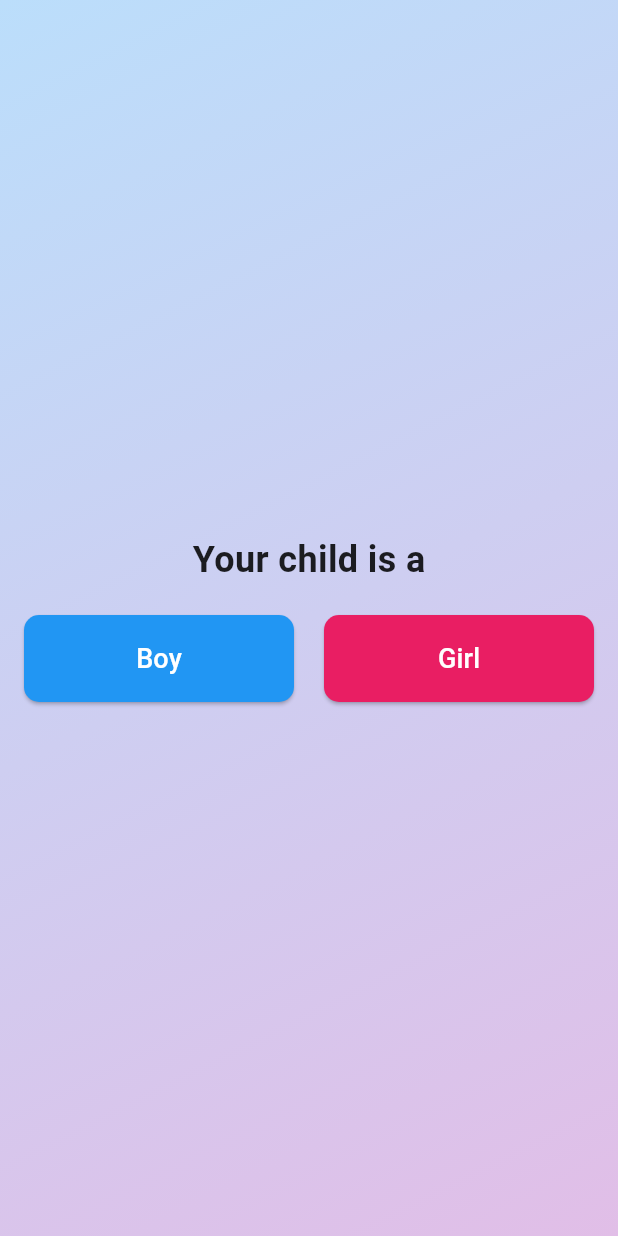
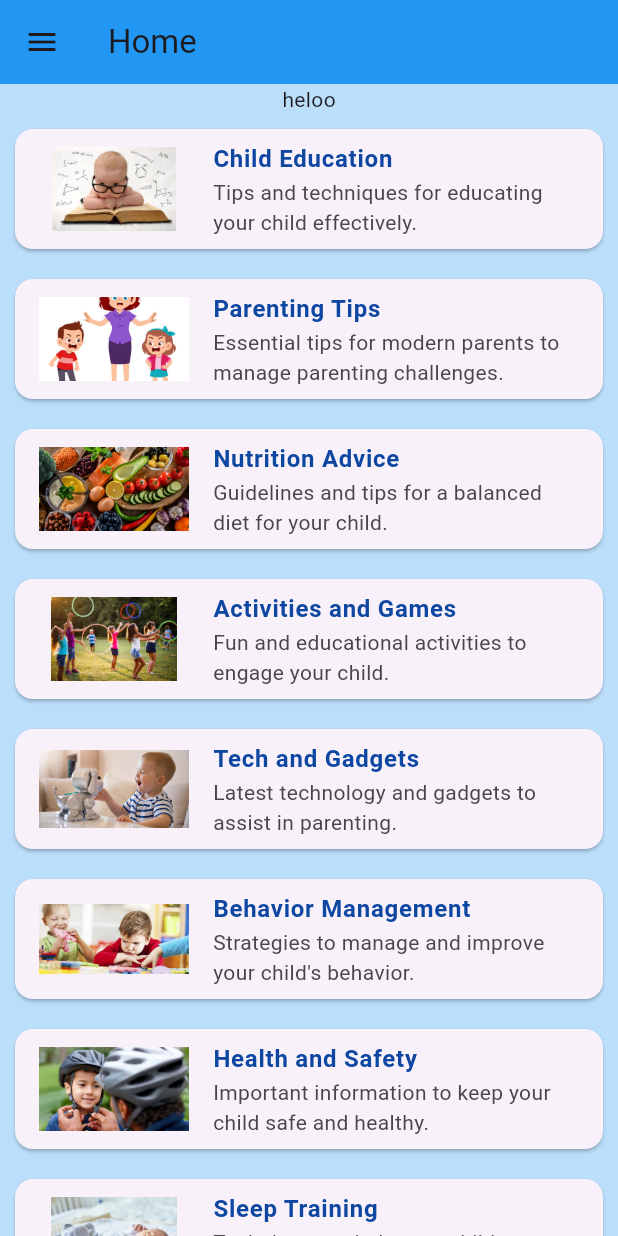
Before and after one commit to NikitaSmyrnov/ParentPro, a Flutter app: the screen it shows after launch, after a tap on "Boy", on a phone screen of 412 x 824 dp. Run offline on Flutter 3.47's test engine with Material 3 defaults, Android fonts, the phone set to English and light mode, and no system bars; our stand-ins replace animate_do.

Commit message:
FCT Creer un liste de tt les home item

```diff
--- a/parentpro/lib/chooseBoyGirlPage.dart
+++ b/parentpro/lib/chooseBoyGirlPage.dart
@@ -2,7 +2,9 @@
 import 'package:flutter/cupertino.dart';
 import 'package:flutter/material.dart';
 import 'package:animate_do/animate_do.dart';
+import 'package:parentpro/singletonChoice.dart';
 
+import 'homePage.dart';
 import 'main.dart';
 
 class chooseGirlBoy extends StatefulWidget {
@@ -18,6 +20,14 @@ class chooseGirlBoy extends StatefulWidget {
 
 class _chooseGirlBoy extends State<chooseGirlBoy> {
 
+  void choiceMade(bool isBoy){
+    choiceOfChildBoy = isBoy;
+    Navigator.push(
+      context as BuildContext,
+      MaterialPageRoute(builder: (context) => HomePage()),
+    );
+
+  }
 
   @override
   Widget build(BuildContext context) {
@@ -56,7 +66,7 @@ class _chooseGirlBoy extends State<chooseGirlBoy> {
                   child: FadeInUp(
                     delay: Duration(milliseconds: 300),
                     child: ElevatedButton(
-                      onPressed: () {},
+                      onPressed: () {choiceMade(true);},
                       style: ElevatedButton.styleFrom(
                         foregroundColor: Colors.white,
                         backgroundColor: Colors.blue, // text color
@@ -78,7 +88,7 @@ class _chooseGirlBoy extends State<chooseGirlBoy> {
                   child: FadeInUp(
                     delay: Duration(milliseconds: 600),
                     child: ElevatedButton(
-                      onPressed: () {},
+                      onPressed: () {choiceMade(false);},
                       style: ElevatedButton.styleFrom(
                         foregroundColor: Colors.white,
                         backgroundColor: Colors.pink, // text color
--- a/parentpro/lib/homePage.dart
+++ b/parentpro/lib/homePage.dart
@@ -0,0 +1,127 @@
+
+import 'package:flutter/cupertino.dart';
+import 'package:flutter/material.dart';
+import 'package:animate_do/animate_do.dart';
+import 'package:parentpro/drawerWidget.dart';
+import 'package:parentpro/singletonChoice.dart';
+
+import 'main.dart';
+
+class HomePage extends StatefulWidget {
+  const HomePage({super.key});
+
+
+
+
+
+  @override
+  State<HomePage> createState() => _HomePage();
+}
+
+class _HomePage extends State<HomePage> {
+
+  bool isBoy = true;
+
+  @override
+  void initState() {
+    super.initState();
+    isBoy = choiceOfChildBoy;
+  }
+
+  final List<Map<String, String>> items = [
+    {
+      'title': 'Child Education',
+      'description': 'Tips and techniques for educating your child effectively.',
+      'image': 'assets/education.webp'
+    },
+    {
+      'title': 'Parenting Tips',
+      'description': 'Essential tips for modern parents to manage parenting challenges.',
+      'image': 'assets/tipsImage.jpeg'
+    },
+    {
+      'title': 'Nutrition Advice',
+      'description': 'Guidelines and tips for a balanced diet for your child.',
+      'image': 'assets/nutrition.webp'
+    },
+    {
+      'title': 'Activities and Games',
+      'description': 'Fun and educational activities to engage your child.',
+      'image': 'assets/games.jpeg'
+    },
+    {  'title': 'Tech and Gadgets',
+      'description': 'Latest technology and gadgets to assist in parenting.',
+      'image': 'assets/technologie.jpeg'
+    },
+    {
+      'title': 'Behavior Management',
+      'description': 'Strategies to manage and improve your child\'s behavior.',
+      'image': 'assets/behavor.jpeg'
+    },
+    {
+      'title': 'Health and Safety',
+      'description': 'Important information to keep your child safe and healthy.',
+      'image': 'assets/safety.jpeg'
+    },
+    {
+      'title': 'Sleep Training',
+      'description': 'Techniques to help your child develop healthy sleep habits.',
+      'image': 'assets/sleep.webp'
+    },
+    // Ajoutez d'autres éléments ici
+  ];
+
+  @override
+  Widget build(BuildContext context) {
+   return WillPopScope(
+        onWillPop: () async => false,
+        child:
+     Scaffold(
+      backgroundColor: isBoy ? Colors.blue.shade100 : Colors.pink.shade100,
+      appBar: AppBar(
+
+        title: Text('Home'),
+        backgroundColor: isBoy ? Colors.blue : Colors.pink,
+      ),
+       drawer: AppDrawer(isBoy: isBoy),
+      body:
+          Column(
+            children: [
+              Text("heloo"),
+              Expanded(
+                child:
+
+                ListView.builder(
+                  itemCount: items.length,
+                  itemBuilder: (context, index) {
+                    return FadeInUp(
+                      delay: Duration(milliseconds: 100 * index),
+                      child: Card(
+                        margin: EdgeInsets.all(10.0),
+                        child: ListTile(
+                          leading: Image.asset(
+                            items[index]['image']!,
+                            width: 100,
+                            height: 100,
+                          ),
+                          title: Text(
+                            items[index]['title']!,
+                            style: TextStyle(
+                              fontWeight: FontWeight.bold,
+                              color: isBoy ? Colors.blue.shade900 : Colors.pink.shade900,
+                            ),
+                          ),
+                          subtitle: Text(items[index]['description']!),
+                        ),
+                      ),
+                    );
+                  },
+                ),
+              )
+            ],
+          )
+
+     )
+   );
+  }
+}
--- a/parentpro/lib/main.dart
+++ b/parentpro/lib/main.dart
@@ -14,11 +14,14 @@ class MyApp extends StatelessWidget {
   @override
   Widget build(BuildContext context) {
     return MaterialApp(
+
+      debugShowCheckedModeBanner: false,
       title: 'Flutter Demo',
       theme: ThemeData(
         colorScheme: ColorScheme.fromSeed(seedColor: Colors.deepPurple),
         useMaterial3: true,
       ),
+
       home: const chooseGirlBoy(title: 'Flutter Demo Home Page'),
     );
   }
--- /dev/null
+++ b/parentpro/lib/singletonChoice.dart
@@ -0,0 +1 @@
+bool choiceOfChildBoy = true;
```
Also changed, not shown: parentpro/lib/drawerWidget.dart (added, +48 -0 lines), parentpro/pubspec.yaml (+11 -0 lines), parentpro/assets/behavor.jpeg (added), parentpro/assets/education.webp (added), parentpro/assets/games.jpeg (added), parentpro/assets/nutrition.webp (added), parentpro/assets/safety.jpeg (added), parentpro/assets/sleep.webp (added), parentpro/assets/technologie.jpeg (added), parentpro/assets/tipsImage.jpeg (added), parentpro/assets/tipseducation.png (added).
